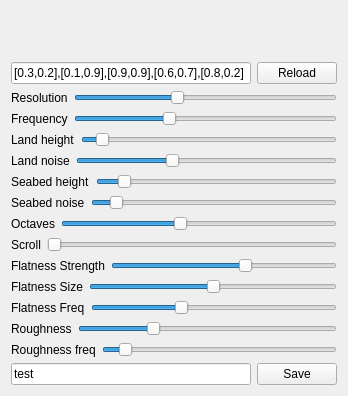
Qt form IslandGeneratorWindowApp/window.ui (lukher-dev/IslandGenerator) before a commit; both pictures show x 0 to 348 and y 246 to 642 of the 348 by 642 pixel window.
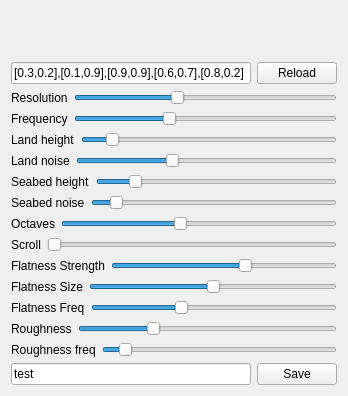
The same form after that commit. Custom widgets are drawn as their Qt base class.

```diff
--- a/IslandGeneratorWindowApp/window.ui
+++ b/IslandGeneratorWindowApp/window.ui
@@ -114,7 +114,7 @@
         <number>100</number>
        </property>
        <property name="value">
-        <number>6</number>
+        <number>10</number>
        </property>
        <property name="orientation">
         <enum>Qt::Horizontal</enum>
@@ -171,7 +171,7 @@
         <number>100</number>
        </property>
        <property name="value">
-        <number>10</number>
+        <number>15</number>
        </property>
        <property name="orientation">
         <enum>Qt::Horizontal</enum>
```
